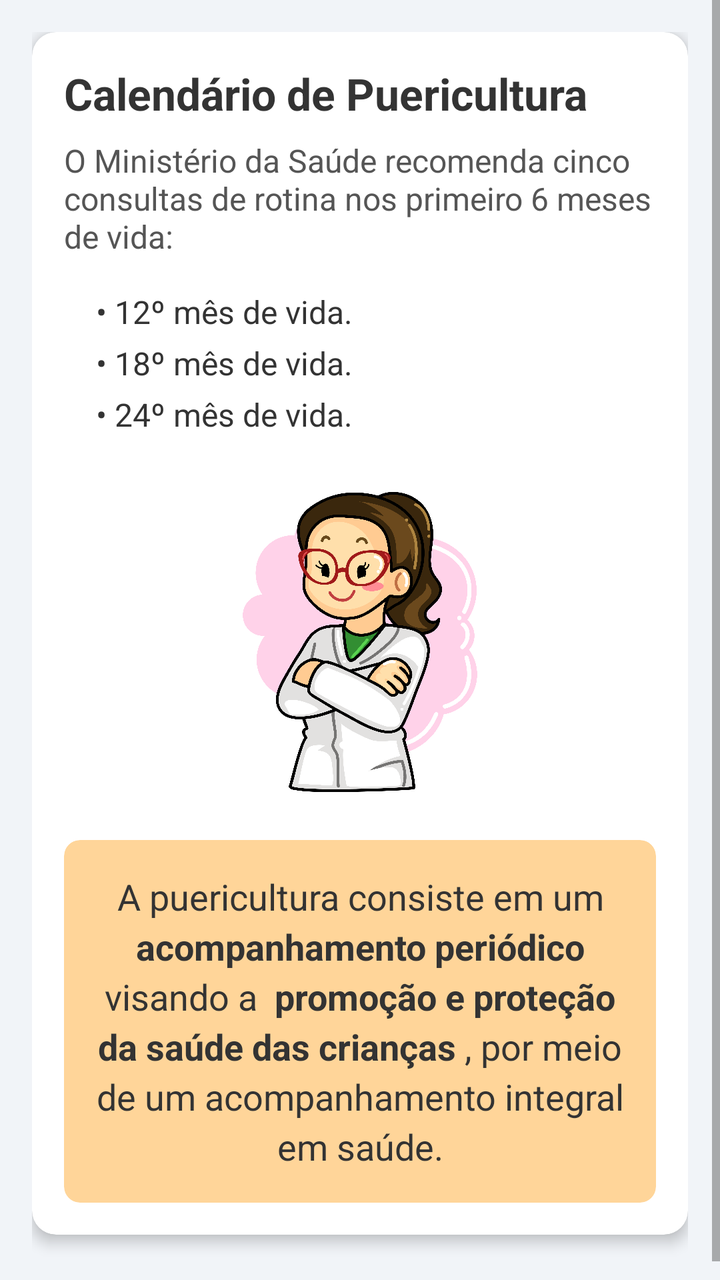
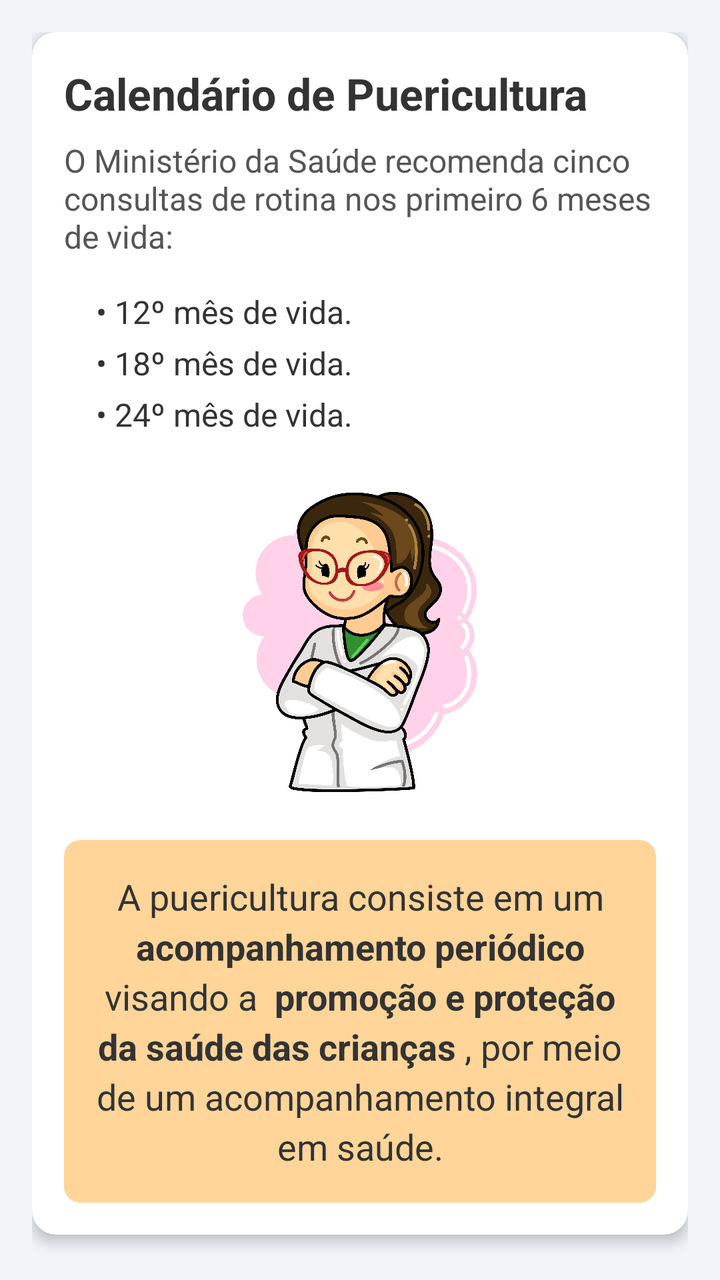

Screens rendered from an Android XML layout before and after an edit, with the pre-edit source and the edit as a unified diff.
<!-- AndroidManifest.xml: application theme Theme.NutrirAGente -->
<!-- res/layout/calendario2.xml -->
<?xml version="1.0" encoding="utf-8"?>
<androidx.constraintlayout.widget.ConstraintLayout xmlns:android="http://schemas.android.com/apk/res/android"
    xmlns:app="http://schemas.android.com/apk/res-auto"
    xmlns:tools="http://schemas.android.com/tools"
    android:layout_width="match_parent"
    android:layout_height="match_parent"
    android:background="@color/gray">



    <ScrollView
        android:layout_width="wrap_content"
        android:layout_height="match_parent">

        <LinearLayout
            android:layout_width="wrap_content"
            android:layout_height="wrap_content"
            android:orientation="vertical"
            android:padding="16dp">

            <androidx.cardview.widget.CardView
                android:layout_width="match_parent"
                android:layout_height="wrap_content"
                app:cardCornerRadius="12dp"
                app:cardElevation="4dp"
                android:layout_marginBottom="16dp">

                <LinearLayout
                    android:layout_width="match_parent"
                    android:layout_height="wrap_content"
                    android:orientation="vertical"
                    android:padding="16dp">

                    <TextView
                        android:id="@+id/tv_title"
                        android:layout_width="wrap_content"
                        android:layout_height="wrap_content"
                        android:text="Calendário de Puericultura"
                        android:textColor="#333333"
                        android:textSize="22sp"
                        android:textStyle="bold" />

                    <TextView
                        android:id="@+id/tv_subtitle"
                        android:layout_width="wrap_content"
                        android:layout_height="wrap_content"
                        android:layout_marginTop="8dp"
                        android:text="O Ministério da Saúde recomenda cinco consultas de rotina nos primeiro 6 meses de vida:"
                        android:textColor="#555555"
                        android:textSize="16sp" />

                    <LinearLayout
                        android:layout_width="match_parent"
                        android:layout_height="wrap_content"
                        android:orientation="vertical"
                        android:layout_marginTop="16dp"
                        android:layout_marginStart="16dp">



                        <TextView
                            style="@style/ListItemTextStyle"
                            android:text="• 12º mês de vida." />

                        <TextView
                            style="@style/ListItemTextStyle"
                            android:text="• 18º mês de vida." />

                        <TextView
                            style="@style/ListItemTextStyle"
                            android:text="• 24º mês de vida." />

                    </LinearLayout>

                    <ImageView
                        android:id="@+id/iv_doctor"
                        android:layout_width="150dp"
                        android:layout_height="150dp"
                        android:layout_gravity="center_horizontal"
                        android:layout_marginTop="24dp"
                        android:contentDescription="@string/profissional_da_saude"
                        android:src="@drawable/enfermeira_1"
                        app:srcCompat="@drawable/enfermeira_1" />

                    <androidx.cardview.widget.CardView
                        android:layout_width="match_parent"
                        android:layout_height="wrap_content"
                        android:layout_marginTop="24dp"
                        app:cardBackgroundColor="@color/warn_orange"
                        app:cardCornerRadius="8dp"
                        app:cardElevation="0dp">

                        <TextView
                            android:layout_width="match_parent"
                            android:layout_height="wrap_content"
                            android:padding="16dp"
                            android:text="@string/puericultura_1"
                            android:textColor="@color/color_text_black"
                            android:gravity="center"
                            android:textSize="18sp"
                            android:lineSpacingExtra="4dp"/>

                    </androidx.cardview.widget.CardView>

                </LinearLayout>

            </androidx.cardview.widget.CardView>

        </LinearLayout>
    </ScrollView>


</androidx.constraintlayout.widget.ConstraintLayout>
<!-- resources referenced by this layout -->
<resources>
  <color name="color_text_black">#333333</color>
  <color name="gray">#F1F4F8</color>
  <color name="warn_orange">#FFFFD599</color>
  <!-- drawable enfermeira_1: png bitmap (drawable, 366324 bytes) -->
  <string name="profissional_da_saude">Ilustração de uma profissional de saúde</string>
  <string name="puericultura_1">A puericultura consiste em um <b> acompanhamento periódico </b> visando a <b> promoção e proteção da saúde das crianças </b>, por meio de um acompanhamento integral em saúde.</string>
  <style name="ListItemTextStyle">
          <item name="android:layout_width">wrap_content</item>
          <item name="android:layout_height">wrap_content</item>
          <item name="android:textColor">#333333</item>
          <item name="android:statusBarColor"> @color/blue_toolbar</item>
          <item name="android:navigationBarColor"> @color/blue_toolbar </item>
          <item name="android:textSize">16sp</item>
          <item name="android:layout_marginBottom">4dp</item>
      </style>
  <style name="Theme.NutrirAGente" parent="Theme.MaterialComponents.Light.NoActionBar">
          
          <item name="colorPrimary">@color/purple_500</item>
          <item name="colorPrimaryVariant">@color/blue_toolbar</item>
          <item name="colorOnPrimary">@color/white</item>
          <item name="colorOnPrimaryFixedVariant">@color/blue_toolbar</item>
          
          <item name="colorSecondary">@color/teal_200</item>
          <item name="colorSecondaryVariant">@color/teal_700</item>
          <item name="colorOnSecondary">@color/black</item>
          
          <item name="android:statusBarColor">@color/blue_toolbar</item>
          
      </style>
  <color name="blue_toolbar">#272643</color>
  <color name="purple_500">#FF6200EE</color>
  <color name="white">#FFFFFFFF</color>
  <color name="teal_200">#FF03DAC5</color>
  <color name="teal_700">#FF018786</color>
  <color name="black">#FF000000</color>
</resources>

<!-- the commit's change to res/layout/calendario2.xml (unified diff, before → after) -->
@@ -1,113 +1,110 @@
 <?xml version="1.0" encoding="utf-8"?>
-<androidx.constraintlayout.widget.ConstraintLayout xmlns:android="http://schemas.android.com/apk/res/android"
+<androidx.core.widget.NestedScrollView xmlns:android="http://schemas.android.com/apk/res/android"
     xmlns:app="http://schemas.android.com/apk/res-auto"
     xmlns:tools="http://schemas.android.com/tools"
     android:layout_width="match_parent"
     android:layout_height="match_parent"
-    android:background="@color/gray">
+    android:background="@color/gray"
+    android:fillViewport="true"
+    android:fitsSystemWindows="true">
 
+    
+    <LinearLayout
+        android:layout_width="match_parent"
+        android:layout_height="wrap_content"
+        android:orientation="vertical"
+        android:padding="16dp">
 
+        <androidx.cardview.widget.CardView
+            android:layout_width="match_parent"
+            android:layout_height="wrap_content"
+            android:layout_marginBottom="16dp"
+            app:cardCornerRadius="12dp"
+            app:cardElevation="4dp">
 
-    <ScrollView
-        android:layout_width="wrap_content"
-        android:layout_height="match_parent">
-
-        <LinearLayout
-            android:layout_width="wrap_content"
-            android:layout_height="wrap_content"
-            android:orientation="vertical"
-            android:padding="16dp">
-
-            <androidx.cardview.widget.CardView
+            <LinearLayout
                 android:layout_width="match_parent"
                 android:layout_height="wrap_content"
-                app:cardCornerRadius="12dp"
-                app:cardElevation="4dp"
-                android:layout_marginBottom="16dp">
+                android:orientation="vertical"
+                android:padding="16dp">
+
+                <TextView
+                    android:id="@+id/tv_title"
+                    android:layout_width="match_parent"
+                    android:layout_height="wrap_content"
+                    android:text="Calendário de Puericultura"
+                    android:textColor="#333333"
+                    android:textSize="22sp"
+                    android:textStyle="bold" />
+
+                <TextView
+                    android:id="@+id/tv_subtitle"
+                    android:layout_width="match_parent"
+                    android:layout_height="wrap_content"
+                    android:layout_marginTop="8dp"
+                    android:text="O Ministério da Saúde recomenda cinco consultas de rotina nos primeiro 6 meses de vida:"
+                    android:textColor="#555555"
+                    android:textSize="16sp" />
 
                 <LinearLayout
                     android:layout_width="match_parent"
                     android:layout_height="wrap_content"
-                    android:orientation="vertical"
-                    android:padding="16dp">
+                    android:layout_marginStart="16dp"
+                    android:layout_marginTop="16dp"
+                    android:orientation="vertical">
 
                     <TextView
-                        android:id="@+id/tv_title"
-                        android:layout_width="wrap_content"
+                        style="@style/ListItemTextStyle"
+                        android:layout_width="match_parent"
                         android:layout_height="wrap_content"
-                        android:text="Calendário de Puericultura"
-                        android:textColor="#333333"
-                        android:textSize="22sp"
-                        android:textStyle="bold" />
+                        android:text="• 12º mês de vida." />
 
                     <TextView
-                        android:id="@+id/tv_subtitle"
-                        android:layout_width="wrap_content"
-                        android:layout_height="wrap_content"
-                        android:layout_marginTop="8dp"
-                        android:text="O Ministério da Saúde recomenda cinco consultas de rotina nos primeiro 6 meses de vida:"
-                        android:textColor="#555555"
-                        android:textSize="16sp" />
-
-                    <LinearLayout
+                        style="@style/ListItemTextStyle"
                         android:layout_width="match_parent"
                         android:layout_height="wrap_content"
-                        android:orientation="vertical"
-                        android:layout_marginTop="16dp"
-                        android:layout_marginStart="16dp">
+                        android:text="• 18º mês de vida." />
 
-
-
-                        <TextView
-                            style="@style/ListItemTextStyle"
-                            android:text="• 12º mês de vida." />
-
-                        <TextView
-                            style="@style/ListItemTextStyle"
-                            android:text="• 18º mês de vida." />
-
-                        <TextView
-                            style="@style/ListItemTextStyle"
-                            android:text="• 24º mês de vida." />
-
-                    </LinearLayout>
-
-                    <ImageView
-                        android:id="@+id/iv_doctor"
-                        android:layout_width="150dp"
-                        android:layout_height="150dp"
-                        android:layout_gravity="center_horizontal"
-                        android:layout_marginTop="24dp"
-                        android:contentDescription="@string/profissional_da_saude"
-                        android:src="@drawable/enfermeira_1"
-                        app:srcCompat="@drawable/enfermeira_1" />
-
-                    <androidx.cardview.widget.CardView
+                    <TextView
+                        style="@style/ListItemTextStyle"
                         android:layout_width="match_parent"
                         android:layout_height="wrap_content"
-                        android:layout_marginTop="24dp"
-                        app:cardBackgroundColor="@color/warn_orange"
-                        app:cardCornerRadius="8dp"
-                        app:cardElevation="0dp">
-
-                        <TextView
-                            android:layout_width="match_parent"
-                            android:layout_height="wrap_content"
-                            android:padding="16dp"
-                            android:text="@string/puericultura_1"
-                            android:textColor="@color/color_text_black"
-                            android:gravity="center"
-                            android:textSize="18sp"
-                            android:lineSpacingExtra="4dp"/>
-
-                    </androidx.cardview.widget.CardView>
+                        android:text="• 24º mês de vida." />
 
                 </LinearLayout>
 
-            </androidx.cardview.widget.CardView>
+                <ImageView
+                    android:id="@+id/iv_doctor"
+                    android:layout_width="150dp"
+                    android:layout_height="150dp"
+                    android:layout_gravity="center_horizontal"
+                    android:layout_marginTop="24dp"
+                    android:contentDescription="@string/profissional_da_saude"
+                    android:src="@drawable/enfermeira_1"
+                    app:srcCompat="@drawable/enfermeira_1" />
 
-        </LinearLayout>
-    </ScrollView>
+                <androidx.cardview.widget.CardView
+                    android:layout_width="match_parent"
+                    android:layout_height="wrap_content"
+                    android:layout_marginTop="24dp"
+                    app:cardBackgroundColor="@color/warn_orange"
+                    app:cardCornerRadius="8dp"
+                    app:cardElevation="0dp">
 
+                    <TextView
+                        android:layout_width="match_parent"
+                        android:layout_height="wrap_content"
+                        android:gravity="center"
+                        android:lineSpacingExtra="4dp"
+                        android:padding="16dp"
+                        android:text="@string/puericultura_1"
+                        android:textColor="@color/color_text_black"
+                        android:textSize="18sp" />
 
-</androidx.constraintlayout.widget.ConstraintLayout>
+                </androidx.cardview.widget.CardView>
+
+            </LinearLayout>
+        </androidx.cardview.widget.CardView>
+
+    </LinearLayout>
+</androidx.core.widget.NestedScrollView>
